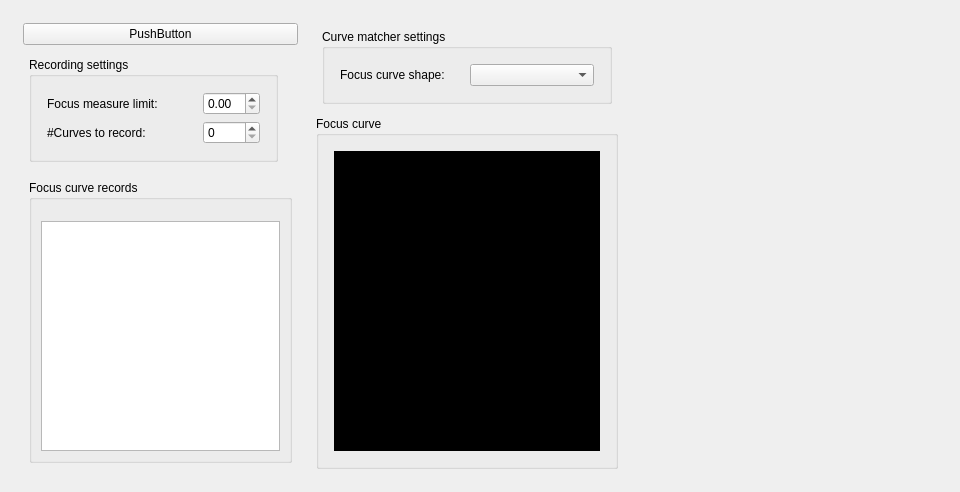
This is source/focus_finder/gui/focus_curve_recorder_panel.ui in carsten0x51h/focus_finder as Qt 5 draws it before an edit. The edited form follows.
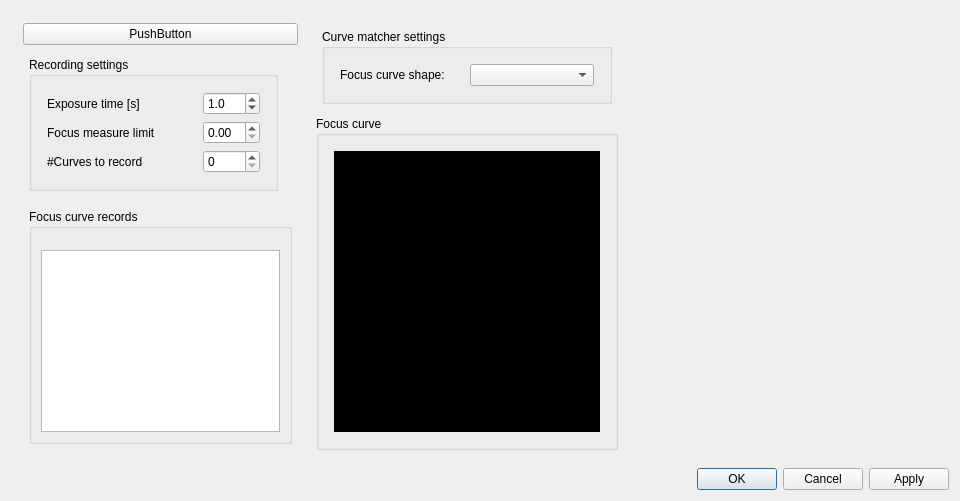
This is the edited form.

What changed in the file:
```diff
--- a/source/focus_finder/gui/focus_curve_recorder_panel.ui
+++ b/source/focus_finder/gui/focus_curve_recorder_panel.ui
@@ -10,7 +10,7 @@
     <x>0</x>
     <y>0</y>
     <width>960</width>
-    <height>492</height>
+    <height>501</height>
    </rect>
   </property>
   <property name="sizePolicy">
@@ -221,7 +221,7 @@
               <property name="bottomMargin">
                <number>6</number>
               </property>
-              <item row="0" column="0">
+              <item row="1" column="0">
                <widget class="QLabel" name="label_2">
                 <property name="minimumSize">
                  <size>
@@ -230,22 +230,42 @@
                  </size>
                 </property>
                 <property name="text">
-                 <string>Focus measure limit:</string>
+                 <string>Focus measure limit</string>
                 </property>
                </widget>
               </item>
-              <item row="1" column="0">
+              <item row="2" column="1">
+               <widget class="QSpinBox" name="spinNumFocusCurvesToRecord"/>
+              </item>
+              <item row="2" column="0">
                <widget class="QLabel" name="label">
                 <property name="text">
-                 <string>#Curves to record:</string>
+                 <string>#Curves to record</string>
                 </property>
                </widget>
               </item>
-              <item row="0" column="1">
-               <widget class="QDoubleSpinBox" name="spinFocusMeasureLimit"/>
-              </item>
               <item row="1" column="1">
-               <widget class="QSpinBox" name="spinBox"/>
+               <widget class="QDoubleSpinBox" name="spinFocusMeasureLimit"/>
+              </item>
+              <item row="0" column="0">
+               <widget class="QLabel" name="label_3">
+                <property name="text">
+                 <string>Exposure time [s]</string>
+                </property>
+               </widget>
+              </item>
+              <item row="0" column="1">
+               <widget class="QDoubleSpinBox" name="spinFocusCurveRecordingExposureTime">
+                <property name="decimals">
+                 <number>1</number>
+                </property>
+                <property name="singleStep">
+                 <double>0.500000000000000</double>
+                </property>
+                <property name="value">
+                 <double>1.000000000000000</double>
+                </property>
+               </widget>
               </item>
              </layout>
             </item>
@@ -355,6 +375,13 @@
      </item>
     </layout>
    </item>
+   <item row="1" column="0">
+    <widget class="QDialogButtonBox" name="buttonBox">
+     <property name="standardButtons">
+      <set>QDialogButtonBox::Apply|QDialogButtonBox::Cancel|QDialogButtonBox::Ok</set>
+     </property>
+    </widget>
+   </item>
   </layout>
  </widget>
  <resources>
```
